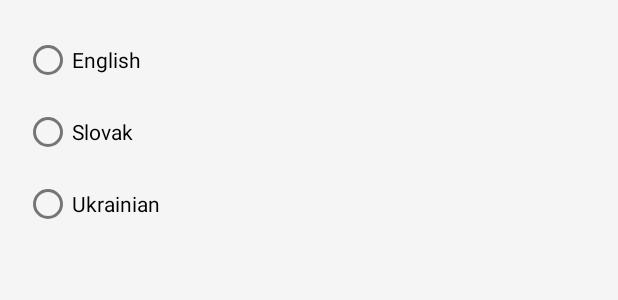
After one commit to RomanVasylyk/Safe-Fitness-Applications-Development, an Android app: the layout dialog_set_language.xml on its own in the app's theme, with its tools: preview values and no code run, on a phone screen of 412 x 824 dp. The commit adds this screen. Shown: the top 300 px of the screen. Run offline under Robolectric (Android 15) with nearby library versions, the phone set to English and light mode, and no system bars.

Commit message:
added language change in the application

```diff
--- /dev/null
+++ b/mobile/src/main/res/layout/dialog_set_language.xml
@@ -0,0 +1,30 @@
+<LinearLayout xmlns:android="http://schemas.android.com/apk/res/android"
+    android:layout_width="wrap_content"
+    android:layout_height="wrap_content"
+    android:orientation="vertical"
+    android:padding="16dp">
+
+    <RadioGroup
+        android:id="@+id/languageRadioGroup"
+        android:layout_width="match_parent"
+        android:layout_height="wrap_content">
+
+        <RadioButton
+            android:id="@+id/radioEnglish"
+            android:layout_width="wrap_content"
+            android:layout_height="wrap_content"
+            android:text="@string/lang_english" />
+
+        <RadioButton
+            android:id="@+id/radioSlovak"
+            android:layout_width="wrap_content"
+            android:layout_height="wrap_content"
+            android:text="@string/lang_slovak" />
+
+        <RadioButton
+            android:id="@+id/radioUkrainian"
+            android:layout_width="wrap_content"
+            android:layout_height="wrap_content"
+            android:text="@string/lang_ukrainian" />
+    </RadioGroup>
+</LinearLayout>
--- a/mobile/src/main/res/menu/popup_menu.xml
+++ b/mobile/src/main/res/menu/popup_menu.xml
@@ -1,6 +1,8 @@
-<?xml version="1.0" encoding="utf-8"?>
 <menu xmlns:android="http://schemas.android.com/apk/res/android">
     <item
         android:id="@+id/popup_set_goal"
         android:title="@string/goal_dialog_title" />
+    <item
+        android:id="@+id/popup_set_language"
+        android:title="@string/language_dialog_title" />
 </menu>
--- a/mobile/src/main/res/values/strings.xml
+++ b/mobile/src/main/res/values/strings.xml
@@ -35,6 +35,12 @@
     <string name="total_steps_summary">Total Steps: %1$d</string>
     <string name="avg_heart_rate_label">Average Heart Rate: %1$d BPM</string>
     <string name="no_data_label">No data</string>
+    <string name="language_dialog_title">Language</string>
+    <string name="lang_english">English</string>
+    <string name="lang_slovak">Slovak</string>
+    <string name="lang_ukrainian">Ukrainian</string>
+    <string name="language_saved">Language saved: %1$s</string>
+    <string name="language_canceled">Language selection canceled</string>
 
     <string name="heart_rate_label">Heart Rate</string>
 </resources>
```
Also changed, not shown: mobile/src/main/java/com/example/safefitness/MainActivity.kt (+64 -0 lines), mobile/src/main/java/com/example/safefitness/utils/aggregation/GraphDataProcessor.kt (+8 -6 lines), 2 other files.
